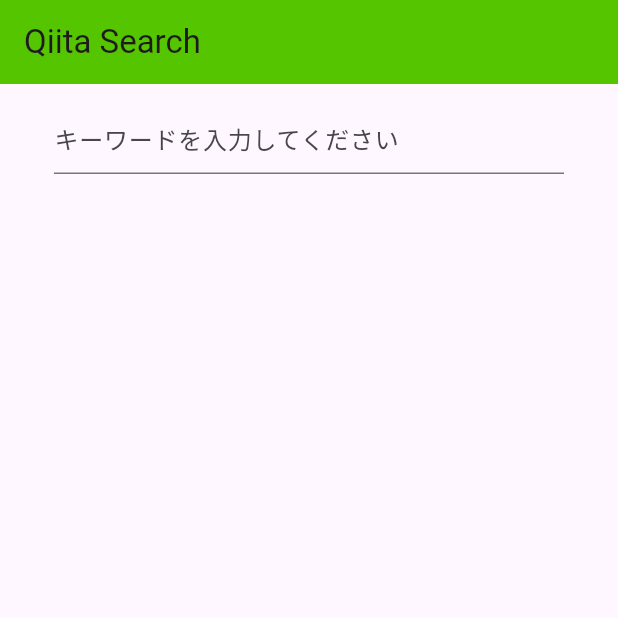
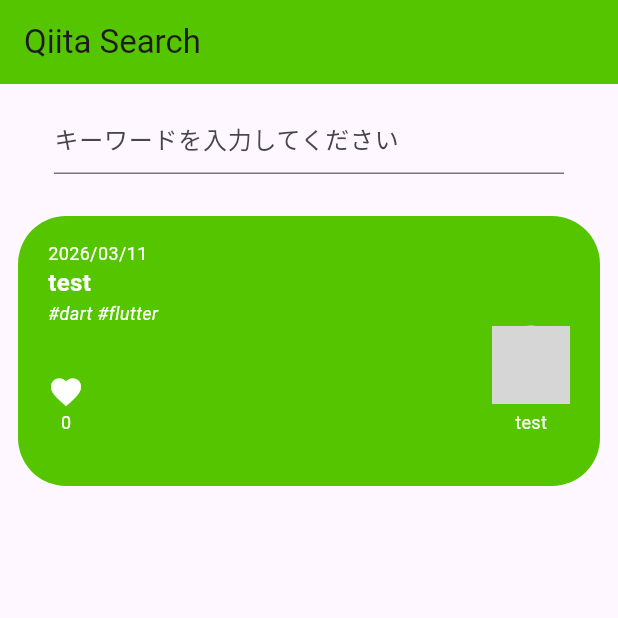
Before and after one commit to kkoto-official/qiita_handson, a Flutter app: the screen it shows after launch, on a phone screen of 412 x 824 dp, the top half of it. Run offline on Flutter 3.47's test engine with Material 3 defaults, Android fonts, the phone set to English and light mode, and no system bars; our stand-ins replace flutter_dotenv; network calls fail; grey boxes are pictures that could not be loaded.

Commit message:
記事ボックスの作成

```diff
--- a/lib/screens/search_screen.dart
+++ b/lib/screens/search_screen.dart
@@ -3,6 +3,8 @@
 import 'package:http/http.dart' as http;
 import 'package:flutter_dotenv/flutter_dotenv.dart';
 import 'package:qiita_handson/models/article.dart';
+import 'package:qiita_handson/models/user.dart';
+import 'package:qiita_handson/widgets/article_container.dart';
 
 class SearchScreen extends StatefulWidget {
   const SearchScreen({super.key});
@@ -42,6 +44,19 @@
               },
             ),
           ),
+          // const ArticleContainer(),
+          ArticleContainer(
+            article: Article(
+              title: 'test',
+              user: User(
+                id: 'test',
+                profileImageUrl: 'https://firebasestorage.googleapis.com/v0/b/gs-expansion-test.appspot.com/o/unknown_person.png?alt=media',
+              ),
+              createdAt: DateTime.now(),
+              tags: ['dart', 'flutter'],
+              url: 'https://example.com',
+            ),
+          ),
         ],
         ),
       );
--- /dev/null
+++ b/lib/widgets/article_container.dart
@@ -0,0 +1,113 @@
+import 'package:flutter/material.dart';
+import 'package:qiita_handson/models/article.dart';
+import 'package:intl/intl.dart';
+
+class ArticleContainer extends StatelessWidget {
+  const ArticleContainer({
+    super.key,
+    required this.article,
+    });
+
+  final Article article;
+
+  @override
+  Widget build(BuildContext context) {
+    return Padding(
+      padding: const EdgeInsets.symmetric(
+        horizontal: 12,
+        vertical: 16,
+      ),
+      child: Container(
+        height: 180,
+        padding: const EdgeInsets.symmetric(
+          horizontal: 20,
+          vertical: 16,
+        ),
+        decoration: const BoxDecoration(
+          color: Color(0xFF55C500),
+          borderRadius: BorderRadius.all(
+            Radius.circular(32)
+          ),
+        ),
+        child: Column(
+          crossAxisAlignment: CrossAxisAlignment.start,
+          children: [
+            // 投稿日
+            Text(
+              DateFormat('yyyy/MM/dd').format(article.createdAt),
+              style: const TextStyle(
+                fontSize: 12,
+                color: Colors.white,
+              ),
+            ),
+            // タイトル
+            Text(
+              article.title,
+              maxLines: 2,
+              overflow: TextOverflow.ellipsis, // 省略記号を表示
+              style: const TextStyle(
+                fontSize: 16,
+                fontWeight: FontWeight.bold,
+                color: Colors.white,
+              ),
+            ),
+            // タグ
+            Text(
+              '#${article.tags.join(' #')}', // タグをJOINして#を付与
+              style: const TextStyle(
+                fontSize: 12,
+                fontStyle: FontStyle.italic,
+                color: Colors.white,
+              ),
+            ),
+            Row(
+              mainAxisAlignment: MainAxisAlignment.spaceBetween,
+              crossAxisAlignment: CrossAxisAlignment.end,
+              children: [
+                // いいねエリア
+                Column(
+                  children: [
+                    // ハートアイコン
+                    const Icon(
+                      Icons.favorite,
+                      color: Colors.white,
+                    ),
+                    // いいね数
+                    Text(
+                      article.likesCount.toString(),
+                      style: const TextStyle(
+                        fontSize: 12,
+                        color: Colors.white,
+                      ),
+                    ),
+                  ],
+                ),
+                // 投稿者エリア
+                Column(
+                  // 投稿者名を中央寄せにする
+                  crossAxisAlignment: CrossAxisAlignment.center,
+                  children: [
+                    // 投稿者アイコン
+                    CircleAvatar(
+                      backgroundImage: NetworkImage(article.user.profileImageUrl),
+                      radius: 26,
+                    ),
+                    const SizedBox(height: 4),
+                    // 投稿者名
+                    Text(
+                      article.user.id,
+                      style: const TextStyle(
+                        fontSize: 12,
+                        color: Colors.white,
+                      ),
+                    ),
+                  ],
+                ),
+              ],
+            ),
+          ],
+        ),
+      ),
+    );
+  }
+}
--- a/pubspec.yaml
+++ b/pubspec.yaml
@@ -11,6 +11,7 @@
     sdk: flutter
   flutter_dotenv: ^6.0.0
   http: ^1.6.0
+  intl: ^0.20.2
 
 dev_dependencies:
   flutter_test:
```
Also changed, not shown: pubspec.lock.
